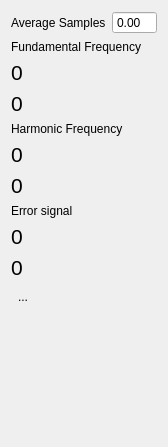
Old version of the form digitalLock/ui/LockStatus.ui in the repository MonroeQuantumNetworks/IonControl.
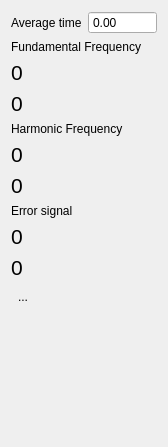
New version of the form. Icons and pictures are not drawn. Custom widgets are drawn as their Qt base class.

```diff
--- a/digitalLock/ui/LockStatus.ui
+++ b/digitalLock/ui/LockStatus.ui
@@ -19,7 +19,7 @@
      <item>
       <widget class="QLabel" name="label_5">
        <property name="text">
-        <string>Average Samples</string>
+        <string>Average time</string>
        </property>
       </widget>
      </item>
```
